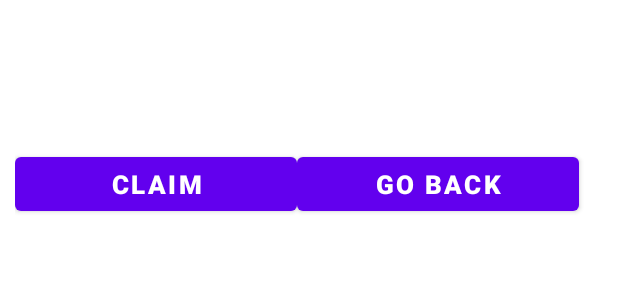
After one commit to mateimarica/searchicton, an Android app: the layout landmark_popup.xml on its own in the app's theme, with its tools: preview values and no code run, on a phone screen of 412 x 824 dp. The commit adds this screen. Shown: the top 300 px of the screen. Run offline under Robolectric (Android 15) with nearby library versions, the phone set to English and light mode, and no system bars.

Commit message:
Updated app
Added a popup window and claim/go back buttons.
Made camera center on the landmarks.
Updated methods in Landmark.java

```diff
--- a/app/src/main/java/com/searchicton/database/DataManager.java
+++ b/app/src/main/java/com/searchicton/database/DataManager.java
@@ -32,4 +32,5 @@ public class DataManager {
     public void deleteAllLandmarks() {
         appDb.landmarkDAO().deleteAllLandmarks();
     }
+
 }
--- a/app/src/main/java/com/searchicton/ui/MyInfoWindowAdapter.java
+++ b/app/src/main/java/com/searchicton/ui/MyInfoWindowAdapter.java
@@ -1,8 +1,10 @@
 package com.searchicton.ui;
 
+import android.app.Dialog;
 import android.content.Context;
 import android.view.LayoutInflater;
 import android.view.View;
+import android.view.Window;
 import android.widget.Button;
 import android.widget.TextView;
 import android.widget.Toast;
@@ -56,4 +58,6 @@ class MyInfoWindowAdapter implements GoogleMap.InfoWindowAdapter {
         return null;
     }
 
+
+
 }
--- /dev/null
+++ b/app/src/main/res/layout/landmark_popup.xml
@@ -0,0 +1,56 @@
+<?xml version="1.0" encoding="utf-8"?>
+<LinearLayout xmlns:android="http://schemas.android.com/apk/res/android"
+    android:layout_width="match_parent"
+    android:layout_height="fill_parent"
+    android:layout_weight="1"
+    android:orientation="vertical"
+    android:padding="10dp">
+
+    <TextView
+        android:id="@+id/alertbox_title"
+        android:layout_width="fill_parent"
+        android:layout_height="wrap_content"
+        android:layout_marginTop="10dp"
+        android:gravity="center"
+        android:textSize="25sp"
+        android:textStyle="bold"/>
+
+    <TextView
+        android:id="@+id/alertbox_desc"
+        android:layout_width="fill_parent"
+        android:layout_height="wrap_content"
+        android:layout_marginTop="10dp"
+        android:layout_marginLeft="10dp"
+        android:layout_marginRight="10dp"
+        android:gravity="left"
+        android:textSize="17sp" />
+
+    <LinearLayout
+        android:layout_width="match_parent"
+        android:layout_height="fill_parent"
+        android:orientation="horizontal"
+        android:layout_marginTop="10dp"
+        android:paddingBottom="10dp"
+        android:weightSum="100"
+        >
+
+        <Button
+            android:id="@+id/alertbox_yes"
+            android:layout_width="0dp"
+            android:layout_height="wrap_content"
+            android:layout_weight="48"
+            android:text="Claim"
+            android:textSize="17sp"
+            android:textStyle="bold" />
+
+        <Button
+            android:id="@+id/alertbox_no"
+            android:layout_width="0dp"
+            android:layout_height="wrap_content"
+            android:layout_weight="48"
+            android:text="Go back"
+            android:textSize="17sp"
+            android:textStyle="bold" />
+    </LinearLayout>
+
+</LinearLayout>
```
Also changed, not shown: app/src/main/java/com/searchicton/database/Landmark.java (+9 -0 lines), app/src/main/java/com/searchicton/ui/MapsActivity.java (+74 -2 lines).
